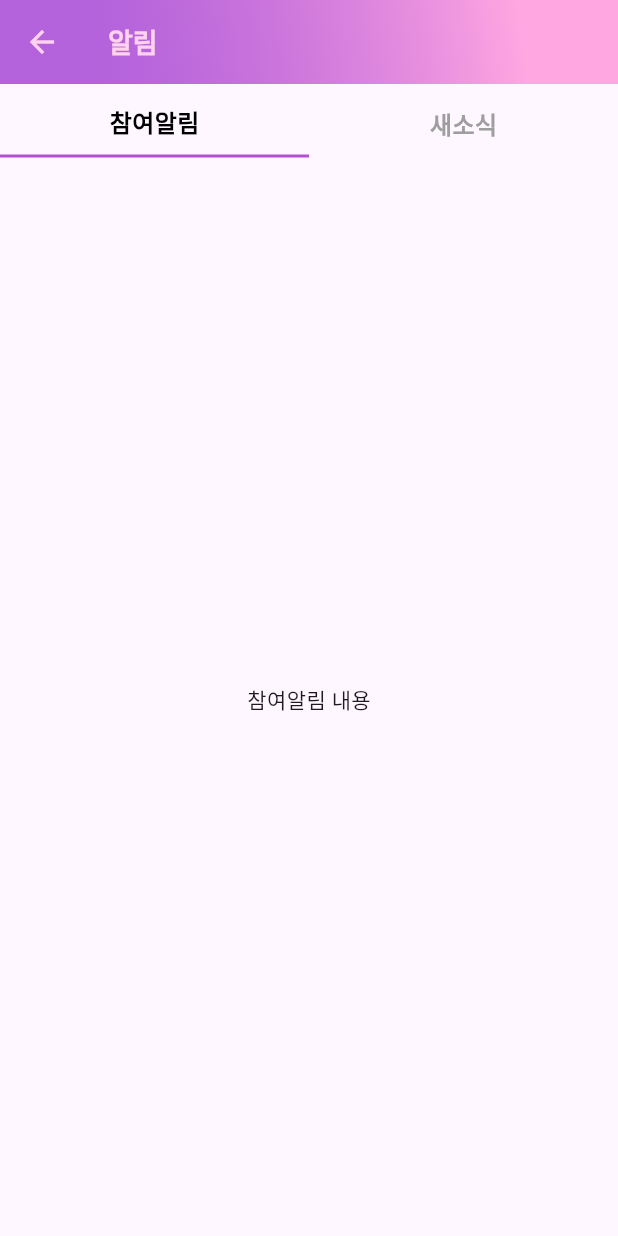
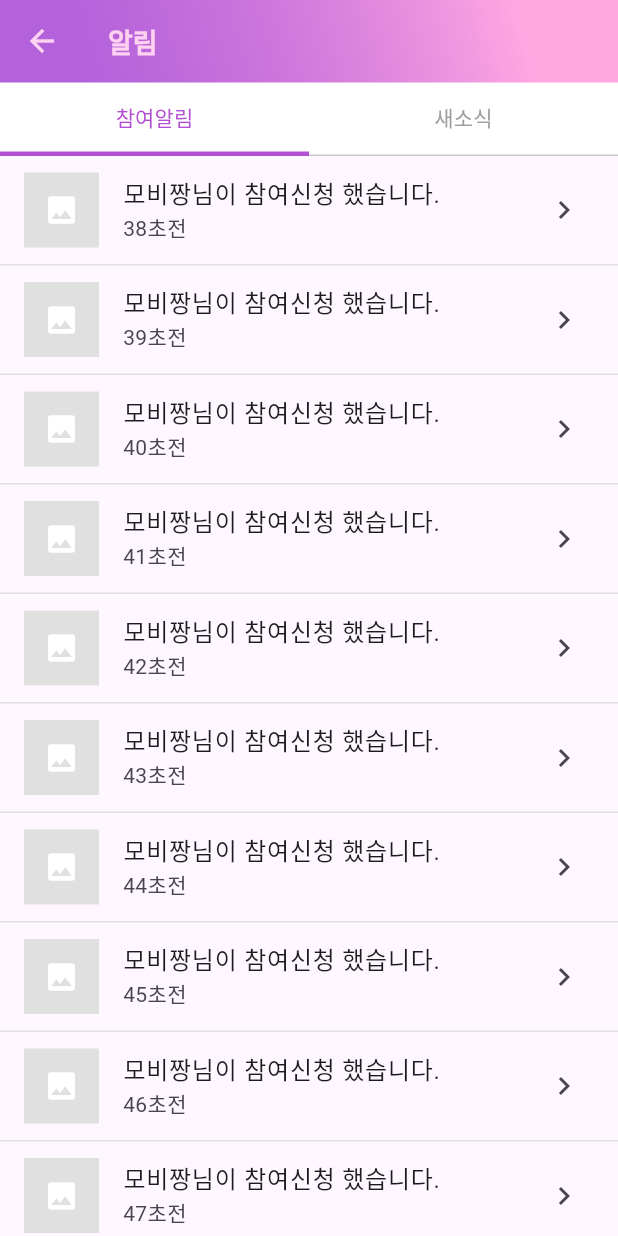
Before and after one commit to RINAHEO/Mogu-Modu_Gumae_front, a Flutter app: the screen it shows after launch, after a tap on the "notifications" icon, on a phone screen of 412 x 824 dp. Run offline on Flutter 3.47's test engine with Material 3 defaults, Android fonts, the light colour scheme and no system bars; our stand-ins replace file_picker, flutter_svg, geolocator, google_mobile_ads, permission_handler; missing offline and left inert: flutter_naver_map; network calls fail; Roboto replaces fonts that are missing (Inter).

Commit message:
refactor: home_page.dart, notification_page.dart 탭 수정

```diff
--- a/lib/user/home/home_page.dart
+++ b/lib/user/home/home_page.dart
@@ -17,16 +17,24 @@ class HomePage extends StatefulWidget {
   _HomePageState createState() => _HomePageState();
 }
 
-class _HomePageState extends State<HomePage> {
+class _HomePageState extends State<HomePage> with SingleTickerProviderStateMixin {
   BannerAd? _bannerAd;
   bool _isAdLoaded = false;
   int _selectedIndex = 0;
-  int _selectedHistoryIndex = 0;
+  late TabController _tabController;
 
   @override
   void initState() {
     super.initState();
     _loadBannerAd();
+    _tabController = TabController(length: 2, vsync: this);
+  }
+
+  @override
+  void dispose() {
+    _bannerAd?.dispose();
+    _tabController.dispose();
+    super.dispose();
   }
 
   void _loadBannerAd() {
@@ -50,12 +58,6 @@ class _HomePageState extends State<HomePage> {
     _bannerAd!.load();
   }
 
-  @override
-  void dispose() {
-    _bannerAd?.dispose();
-    super.dispose();
-  }
-
   void _onItemTapped(int index) {
     setState(() {
       _selectedIndex = index;
@@ -67,81 +69,7 @@ class _HomePageState extends State<HomePage> {
     List<Widget> widgetOptions = <Widget>[
       Center(child: Text('홈 화면')),
       Center(child: Text('채팅 화면')),
-      Column(
-        children: [
-          Row(
-            children: [
-              Expanded(
-                child: GestureDetector(
-                  onTap: () {
-                    setState(() {
-                      _selectedHistoryIndex = 0;
-                    });
-                  },
-                  child: Column(
-                    children: [
-                      Padding(
-                        padding: const EdgeInsets.symmetric(vertical: 15.0),
-                        child: Text(
-                          '나의 참여',
-                          style: TextStyle(
-                            fontSize: 16,
-                            fontWeight: FontWeight.bold,
-                            color: _selectedHistoryIndex == 0
-                                ? Colors.black
-                                : Colors.grey,
-                          ),
-                        ),
-                      ),
-                      if (_selectedHistoryIndex == 0)
-                        Container(
-                          height: 2,
-                          color: Color(0xFFB34FD1), // 보라색 선
-                        ),
-                    ],
-                  ),
-                ),
-              ),
-              Expanded(
-                child: GestureDetector(
-                  onTap: () {
-                    setState(() {
-                      _selectedHistoryIndex = 1;
-                    });
-                  },
-                  child: Column(
-                    children: [
-                      Padding(
-                        padding: const EdgeInsets.symmetric(vertical: 15.0),
-                        child: Text(
-                          '나의 모구',
-                          style: TextStyle(
-                            fontSize: 16,
-                            fontWeight: FontWeight.bold,
-                            color: _selectedHistoryIndex == 1
-                                ? Colors.black
-                                : Colors.grey,
-                          ),
-                        ),
-                      ),
-                      if (_selectedHistoryIndex == 1)
-                        Container(
-                          height: 2,
-                          color: Color(0xFFB34FD1), // 보라색 선
-                        ),
-                    ],
-                  ),
-                ),
-              ),
-            ],
-          ),
-          Expanded(
-            child: _selectedHistoryIndex == 0
-                ? Center(child: Text('나의 참여 내용'))
-                : Center(child: Text('나의 모구 내용')),
-          ),
-        ],
-      ),
+      Center(child: Text('모구내역 화면')),
       SingleChildScrollView(
         child: Padding(
           padding: const EdgeInsets.all(16.0),
@@ -245,8 +173,7 @@ class _HomePageState extends State<HomePage> {
               PageRouteBuilder(
                 pageBuilder: (context, animation, secondaryAnimation) =>
                     MenuPage(),
-                transitionsBuilder:
-                    (context, animation, secondaryAnimation, child) {
+                transitionsBuilder: (context, animation, secondaryAnimation, child) {
                   const begin = Offset(-1.0, 0.0);
                   const end = Offset.zero;
                   const curve = Curves.ease;
@@ -282,6 +209,30 @@ class _HomePageState extends State<HomePage> {
             ),
           ),
         ),
+        bottom: _selectedIndex == 2
+            ? PreferredSize(
+          preferredSize: Size.fromHeight(48.0),
+          child: Container(
+            color: Colors.white,
+            child: TabBar(
+              controller: _tabController,
+              labelColor: Color(0xFFB34FD1),
+              unselectedLabelColor: Colors.grey,
+              indicatorColor: Color(0xFFB34FD1),
+              indicatorWeight: 3,
+              indicatorSize: TabBarIndicatorSize.tab,
+              indicator: UnderlineTabIndicator(
+                borderSide: BorderSide(color: Color(0xFFB34FD1), width: 3),
+                insets: EdgeInsets.symmetric(horizontal: 0.0), // 탭 아래의 선을 넓게 설정
+              ),
+              tabs: const [
+                Tab(text: '나의 참여'),
+                Tab(text: '나의 모구'),
+              ],
+            ),
+          ),
+        )
+            : null,
         actions: [
           if (_selectedIndex == 0) // 홈 화면일 때만 검색 버튼을 표시
             IconButton(
@@ -293,8 +244,7 @@ class _HomePageState extends State<HomePage> {
                   PageRouteBuilder(
                     pageBuilder: (context, animation, secondaryAnimation) =>
                         SearchPage(),
-                    transitionsBuilder: (context, animation, secondaryAnimation,
-                        child) {
+                    transitionsBuilder: (context, animation, secondaryAnimation, child) {
                       const begin = Offset(1.0, 0.0); // 오른쪽에서 시작
                       const end = Offset.zero;
                       const curve = Curves.ease;
@@ -323,8 +273,7 @@ class _HomePageState extends State<HomePage> {
                   PageRouteBuilder(
                     pageBuilder: (context, animation, secondaryAnimation) =>
                         NotificationPage(),
-                    transitionsBuilder:
-                        (context, animation, secondaryAnimation, child) {
+                    transitionsBuilder: (context, animation, secondaryAnimation, child) {
                       const begin = Offset(1.0, 0.0);
                       const end = Offset.zero;
                       const curve = Curves.ease;
@@ -388,7 +337,15 @@ class _HomePageState extends State<HomePage> {
           ),
         ],
       ),
-      body: Column(
+      body: _selectedIndex == 2
+          ? TabBarView(
+        controller: _tabController,
+        children: const [
+          Center(child: Text('나의 참여 내용')),
+          Center(child: Text('나의 모구 내용')),
+        ],
+      )
+          : Column(
         children: <Widget>[
           if (_selectedIndex == 0 && _isAdLoaded) // 홈 화면일 때만 배너 광고 표시
             Container(
--- a/lib/user/home/notification_page.dart
+++ b/lib/user/home/notification_page.dart
@@ -7,11 +7,32 @@ class NotificationPage extends StatefulWidget {
   _NotificationPageState createState() => _NotificationPageState();
 }
 
-class _NotificationPageState extends State<NotificationPage> {
-  int _selectedTabIndex = 0; // 0: 참여알림, 1: 새소식
+class _NotificationPageState extends State<NotificationPage>
+    with SingleTickerProviderStateMixin {
+  late TabController _tabController;
+
+  @override
+  void initState() {
+    super.initState();
+    _tabController = TabController(length: 2, vsync: this);
+  }
+
+  @override
+  void dispose() {
+    _tabController.dispose();
+    super.dispose();
+  }
 
   @override
   Widget build(BuildContext context) {
+    // 알림 데이터 생성
+    List<Map<String, String>> notifications = List.generate(20, (index) {
+      return {
+        'title': '모비짱님이 참여신청 했습니다.',
+        'time': '${38 + index}초전',
+      };
+    });
+
     return Scaffold(
       appBar: AppBar(
         leading: IconButton(
@@ -39,80 +60,59 @@ class _NotificationPageState extends State<NotificationPage> {
             ),
           ),
         ),
+        bottom: PreferredSize(
+          preferredSize: Size.fromHeight(48.0),
+          child: Container(
+            color: Colors.white,
+            child: TabBar(
+              controller: _tabController,
+              labelColor: Color(0xFFB34FD1),
+              unselectedLabelColor: Colors.grey,
+              indicatorColor: Color(0xFFB34FD1),
+              indicatorWeight: 3,
+              indicatorSize: TabBarIndicatorSize.tab,
+              indicator: UnderlineTabIndicator(
+                borderSide: BorderSide(color: Color(0xFFB34FD1), width: 3),
+                insets: EdgeInsets.symmetric(horizontal: 0.0), // 탭 아래의 선을 넓게 설정
+              ),
+              tabs: [
+                Tab(text: '참여알림'),
+                Tab(text: '새소식'),
+              ],
+            ),
+          ),
+        ),
       ),
-      body: Column(
+      body: TabBarView(
+        controller: _tabController,
         children: [
-          Row(
-            children: [
-              Expanded(
-                child: GestureDetector(
-                  onTap: () {
-                    setState(() {
-                      _selectedTabIndex = 0;
-                    });
-                  },
-                  child: Column(
-                    children: [
-                      Padding(
-                        padding: const EdgeInsets.symmetric(vertical: 10.0),
-                        child: Text(
-                          '참여알림',
-                          style: TextStyle(
-                            fontSize: 16,
-                            fontWeight: FontWeight.bold,
-                            color: _selectedTabIndex == 0
-                                ? Colors.black
-                                : Colors.grey,
-                          ),
-                        ),
-                      ),
-                      if (_selectedTabIndex == 0)
-                        Container(
-                          height: 2,
-                          color: Color(0xFFB34FD1), // 보라색 선
-                        ),
-                    ],
+          ListView.separated(
+            itemCount: notifications.length,
+            separatorBuilder: (context, index) => Divider(
+              color: Colors.grey.shade300,
+              thickness: 1,
+              height: 1,
+            ),
+            itemBuilder: (context, index) {
+              return InkWell(
+                onTap: () {
+                  // 알림 항목 클릭 시 동작 추가
+                },
+                child: ListTile(
+                  leading: Container(
+                    width: 50,
+                    height: 50,
+                    color: Colors.grey.shade300,
+                    child: Icon(Icons.image, color: Colors.white),
                   ),
+                  title: Text(notifications[index]['title']!),
+                  subtitle: Text(notifications[index]['time']!),
+                  trailing: Icon(Icons.chevron_right),
                 ),
-              ),
-              Expanded(
-                child: GestureDetector(
-                  onTap: () {
-                    setState(() {
-                      _selectedTabIndex = 1;
-                    });
-                  },
-                  child: Column(
-                    children: [
-                      Padding(
-                        padding: const EdgeInsets.symmetric(vertical: 15.0),
-                        child: Text(
-                          '새소식',
-                          style: TextStyle(
-                            fontSize: 16,
-                            fontWeight: FontWeight.bold,
-                            color: _selectedTabIndex == 1
-                                ? Colors.black
-                                : Colors.grey,
-                          ),
-                        ),
-                      ),
-                      if (_selectedTabIndex == 1)
-                        Container(
-                          height: 2,
-                          color: Color(0xFFB34FD1), // 보라색 선
-                        ),
-                    ],
-                  ),
-                ),
-              ),
-            ],
+              );
+            },
           ),
-          Expanded(
-            child: _selectedTabIndex == 0
-                ? Center(child: Text('참여알림 내용'))
-                : Center(child: Text('새소식 내용')),
-          ),
+          Center(child: Text('새소식 탭 내용 표시')),
         ],
       ),
     );
```
